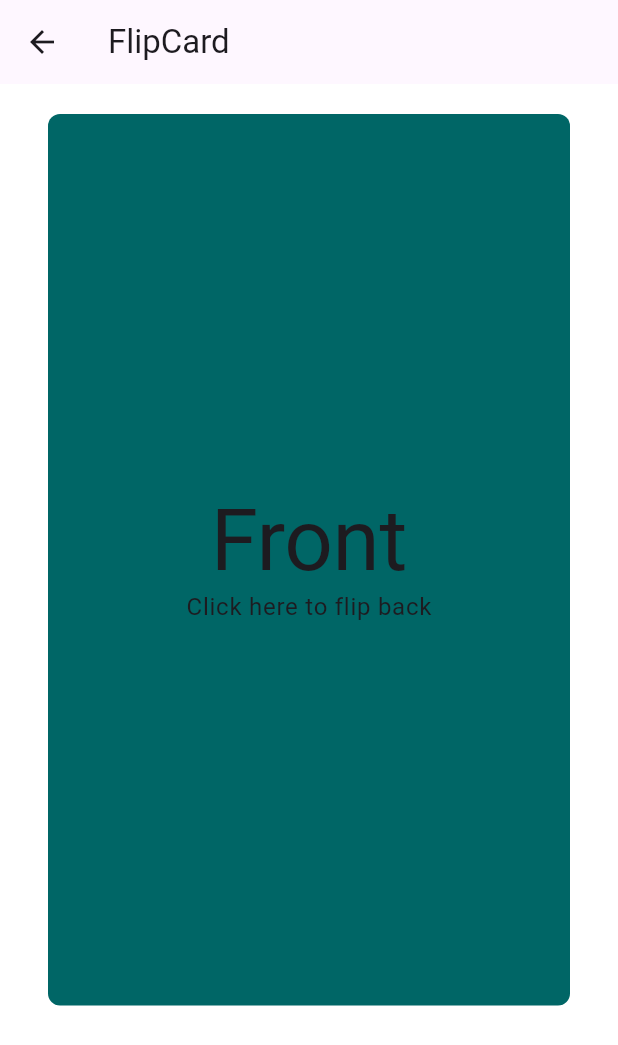
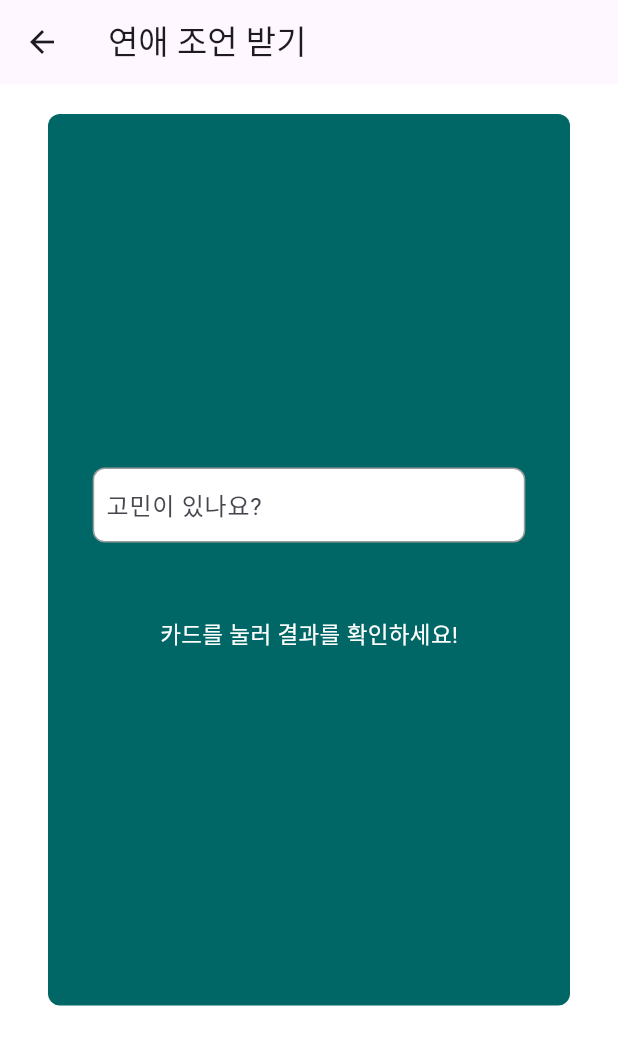
Before and after one commit to MoappFinalTeamProject/MoappTeamProject, a Flutter app: the MyCardFlipPage screen opened by its route, on a phone screen of 412 x 824 dp. Shown: the top 1045 px of the screen. Run offline on Flutter 3.47's test engine with Material 2 defaults, Android fonts, the phone set to English and light mode, and no system bars; drawn by our look-alikes of flip_card; our stand-ins replace carousel_slider, chat_bubbles, cloud_firestore, firebase_auth, firebase_core, firebase_storage and 8 more; missing offline and left inert: dart_openai, google_mlkit_face_detection, onboarding; accounts and stored records are empty.

Commit message:
cardflip update

```diff
--- a/lib/pages/card_flip/cardFlip.dart
+++ b/lib/pages/card_flip/cardFlip.dart
@@ -1,6 +1,8 @@
 import 'package:flip_card/flip_card_controller.dart';
 import 'package:flutter/material.dart';
 import 'package:flip_card/flip_card.dart';
+import 'package:moapp_team_project/provider/chatGPT_model.dart';
+import 'package:provider/provider.dart';
 
 class MyCardFlipPage extends StatefulWidget {
   const MyCardFlipPage({super.key});
@@ -10,61 +12,136 @@ class MyCardFlipPage extends StatefulWidget {
 }
 
 class _MyCardFlipPageState extends State<MyCardFlipPage> {
-   _renderBg() {
+  TextEditingController textController = TextEditingController();
+  bool shouldFlip = false;
+  _renderBg() {
     return Container(
-      decoration: BoxDecoration(color: const Color(0xFFFFFFFF)),
+      decoration: const BoxDecoration(color: Color(0xFFFFFFFF)),
     );
   }
 
-  _renderContent(context) {
+  _renderContent(context, GPTModel result) {
     return Card(
       elevation: 0.0,
-      margin: EdgeInsets.only(left: 32.0, right: 32.0, top: 20.0, bottom: 0.0),
-      color: Color(0x00000000),
+      margin: const EdgeInsets.only(
+          left: 32.0, right: 32.0, top: 20.0, bottom: 0.0),
+      color: const Color(0x00000000),
       child: FlipCard(
         direction: FlipDirection.HORIZONTAL,
-
         side: CardSide.FRONT,
         speed: 1000,
+        flipOnTouch: shouldFlip,
+        onFlip: () {
+          if (textController.text.trim().isNotEmpty) {
+            result.makeALine(textController.text.trim());
+            textController.clear();
+          }
+        },
         onFlipDone: (status) {
-          print(status);
+          //print(status);
         },
         front: Container(
-          decoration: BoxDecoration(
+          decoration: const BoxDecoration(
             color: Color(0xFF006666),
             borderRadius: BorderRadius.all(Radius.circular(8.0)),
           ),
           child: Column(
             mainAxisAlignment: MainAxisAlignment.center,
             children: <Widget>[
-              Text('Front', style: Theme.of(context).textTheme.headline1),
-              Text('Click here to flip back',
-                  style: Theme.of(context).textTheme.bodyText1),
+              Container(
+                width: MediaQuery.of(context).size.width * 0.7,
+                decoration: BoxDecoration(
+                  borderRadius: BorderRadius.circular(8), // 모서리 둥글기 설정
+                  border: Border.all(color: Colors.grey), // 회색 테두리 설정
+                  color: Colors.white, // 배경색 설정
+                ),
+                child: SingleChildScrollView(
+                  child: TextField(
+                    controller: textController,
+                    maxLines: null,
+                    decoration: const InputDecoration(
+                      hintText: '고민이 있나요?',
+                      border: InputBorder.none, // 테두리 없애기
+                      contentPadding: EdgeInsets.all(8), // 내부 여백 설정
+                    ),
+                    onChanged: (value) {
+                      if (textController.text.trim().isNotEmpty) {
+                        shouldFlip = true;
+                      } else {
+                        shouldFlip = false;
+                      }
+                    },
+                  ),
+                ),
+              ),
+              const SizedBox(
+                height: 50,
+              ),
+              const Text(
+                '카드를 눌러 결과를 확인하세요!',
+                style: TextStyle(
+                  color: Colors.white,
+                  fontSize: 15,
+                ),
+              ),
             ],
           ),
         ),
         back: Container(
-          decoration: BoxDecoration(
+          decoration: const BoxDecoration(
             color: Color.fromARGB(255, 189, 24, 79),
             borderRadius: BorderRadius.all(Radius.circular(8.0)),
           ),
           child: Column(
             mainAxisAlignment: MainAxisAlignment.center,
             children: <Widget>[
-              Text('Back', style: Theme.of(context).textTheme.headline1),
-              Text('Click here to flip front',
-                  style: Theme.of(context).textTheme.bodyText1),
+              FutureBuilder(
+                  future: result.watiFetchData(),
+                  builder: (context, snapshot) {
+                    if (snapshot.hasData) {
+                      return Container(
+                        height: 200,
+                        width: MediaQuery.of(context).size.width * 0.7,
+                        decoration: BoxDecoration(
+                          borderRadius: BorderRadius.circular(8), // 모서리 둥글기 설정
+                          border: Border.all(color: Colors.grey), // 회색 테두리 설정
+                          color: Colors.white, // 배경색 설정
+                        ),
+                        child: SingleChildScrollView(
+                          child: Padding(
+                            padding: const EdgeInsets.all(10.0),
+                            child: (result.isOnProgress)
+                                ? const Center(
+                                    child: CircularProgressIndicator(),
+                                  )
+                                : Text((result.result.isEmpty)
+                                    ? '성경 구절을 추천받아보세요!'
+                                    : result.result),
+                          ),
+                        ),
+                      );
+                    } else {
+                      return const Center(
+                        child: CircularProgressIndicator(),
+                      );
+                    }
+                  }),
+              // Text('Back', style: Theme.of(context).textTheme.headline1),
+              // Text('Click here to flip front',
+              //     style: Theme.of(context).textTheme.bodyText1),
             ],
           ),
         ),
       ),
     );
   }
+
   @override
   Widget build(BuildContext context) {
+    GPTModel result = context.watch<GPTModel>();
     return Scaffold(
       appBar: AppBar(
-        title: Text('FlipCard'),
+        title: const Text('연애 조언 받기'),
       ),
       body: Stack(
         fit: StackFit.expand,
@@ -75,7 +152,7 @@ class _MyCardFlipPageState extends State<MyCardFlipPage> {
             children: <Widget>[
               Expanded(
                 flex: 4,
-                child: _renderContent(context),
+                child: _renderContent(context, result),
               ),
               Expanded(
                 flex: 1,
--- a/lib/pages/face_detection_page/face_detect_page.dart
+++ b/lib/pages/face_detection_page/face_detect_page.dart
@@ -40,7 +40,12 @@ class _MyFaceDetectionState extends State<MyFaceDetection> {
 
     return Scaffold(
       appBar: AppBar(
-        title: const Text('AI\'s face detection'),
+        title: const Text(
+          'AI로 좋은 프로필 사진 골라보기',
+          style: TextStyle(
+            fontSize: 17,
+          ),
+        ),
       ),
       body: SingleChildScrollView(
         child: Padding(
@@ -119,7 +124,7 @@ class _MyFaceDetectionState extends State<MyFaceDetection> {
                                     child: CircularProgressIndicator(),
                                   )
                                 : Text((result.label.isEmpty)
-                                    ? '사진을 AI 분석해보세요!'
+                                    ? '프로필 사진을 분석해보세요!'
                                     : result.label),
                           ),
                         ),
--- a/lib/pages/home_page/home.dart
+++ b/lib/pages/home_page/home.dart
@@ -17,8 +17,7 @@ class MyHomePage extends StatefulWidget {
 }
 
 class _MyHomePageState extends State<MyHomePage> {
-  final List<String> images = [
-    ];
+  final List<String> images = [];
 
   int activeIndex = 1;
   Widget imageSlider(path, index) => Container(
@@ -44,7 +43,6 @@ class _MyHomePageState extends State<MyHomePage> {
             dotColor: Colors.grey.withOpacity(0.6)),
       ));
 
-
   @override
   Widget build(BuildContext context) {
     final appState = Provider.of<ApplicationState>(context);
@@ -60,7 +58,6 @@ class _MyHomePageState extends State<MyHomePage> {
             child: Text(appState.currentUserName + " 님 환영합니다!\n",
                 style: const TextStyle(fontSize: 20)),
           ),
-
           Column(
             children: [
               Stack(alignment: Alignment.bottomLeft, children: <Widget>[
@@ -89,20 +86,20 @@ class _MyHomePageState extends State<MyHomePage> {
                   padding: const EdgeInsets.all(10.0),
                   child: ElevatedButton(
                     onPressed: () {
-                          launchUrl(appState.siteUrl[appState.currentImageSliderIndex]);
+                      launchUrl(
+                          appState.siteUrl[appState.currentImageSliderIndex]);
                     },
                     // child: Text(
                     //     "${appState.currentImageSliderIndex}번 컨텐츠 더 알아보기")
-                      child: appState.currentImageSliderIndex == 0?
-                      Text("식단 정보 확인하기")
-                      :appState.currentImageSliderIndex == 1?
-                        Text("히즈넷 들어가기")
-                          :appState.currentImageSliderIndex == 2?
-                          Text("한동대 유튜브 들어가기")
-                            :appState.currentImageSliderIndex == 3?
-                            Text("한동대 소식 확인하기")
-                            :Text("error")
-                      ,
+                    child: appState.currentImageSliderIndex == 0
+                        ? Text("식단 정보 확인하기")
+                        : appState.currentImageSliderIndex == 1
+                            ? Text("히즈넷 들어가기")
+                            : appState.currentImageSliderIndex == 2
+                                ? Text("한동대 유튜브 들어가기")
+                                : appState.currentImageSliderIndex == 3
+                                    ? Text("한동대 소식 확인하기")
+                                    : Text("error"),
                   ),
                 ),
               ]),
@@ -125,8 +122,8 @@ class _MyHomePageState extends State<MyHomePage> {
                 () {
                   Navigator.pushNamed(context, '/faceDetect');
                 },
-                '나의 사진 분석하기',
-                'MLkit 사용해보기',
+                '좋은 프로필 사진 골라보기',
+                '사진 고르러 가기',
               ),
               contentBox(
                 context,
@@ -135,8 +132,8 @@ class _MyHomePageState extends State<MyHomePage> {
                 () {
                   Navigator.pushNamed(context, '/googleMap');
                 },
-                '나의 위치 찾기',
-                'GoogleMap 사용해보기',
+                '내 위치 지도에서 찾기',
+                '페이지 이동',
               ),
               const SizedBox(
                 height: 20,
@@ -148,8 +145,8 @@ class _MyHomePageState extends State<MyHomePage> {
                 () {
                   Navigator.pushNamed(context, '/cardFlip');
                 },
-                '카드 플립 테스트',
-                '카드플립 사용해보기',
+                '연애 상담 받아보기',
+                '조언 받으러 가기',
               ),
             ],
           ),
@@ -157,6 +154,7 @@ class _MyHomePageState extends State<MyHomePage> {
       ),
     );
   }
+
   Future<void> _launchUrl(Uri site_url) async {
     if (!await launchUrl(site_url)) {
       throw Exception('Could not launch $site_url');
--- a/lib/provider/chatGPT_model.dart
+++ b/lib/provider/chatGPT_model.dart
@@ -20,7 +20,7 @@ class GPTModel with ChangeNotifier {
         //  사용하는 모델
         model: 'gpt-3.5-turbo',
         //  출력의 최대 토큰 수 (기본값; 50)
-        maxTokens: 200,
+        maxTokens: 150,
         //  창의성, 수치와 비례함 (기본값: 0.5)
         temperature: 1,
         //  답변의 확률 분포 상위 p%, 단어의 다양성 (기본값: 1)
@@ -33,7 +33,7 @@ class GPTModel with ChangeNotifier {
           OpenAIChatCompletionChoiceMessageModel(
             content: [
               OpenAIChatCompletionChoiceMessageContentItemModel.text(
-                "다음 글의 내용을 보고 위로되는 성경 구절 하나 보여줘. <$prompt>",
+                "너는 지금 전문 연애 상담사야. 다음 글의 내용을 보고 한 줄의 조언을 해줘. <$prompt>",
               ),
             ],
             role: OpenAIChatMessageRole.user,
```
Also changed, not shown: lib/provider/mlkit_model.dart (+20 -7 lines). Lines whose indentation alone changed are shown as unchanged.
